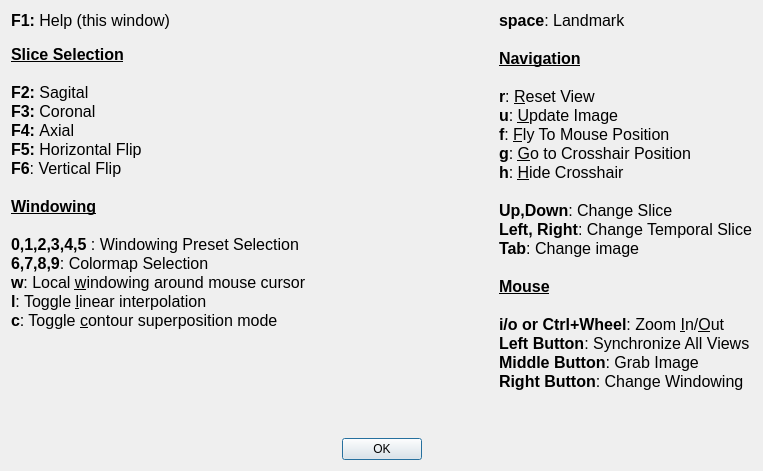
Qt form vv/qt_ui/vvHelpDialog.ui (open-vv/vv) before a commit.
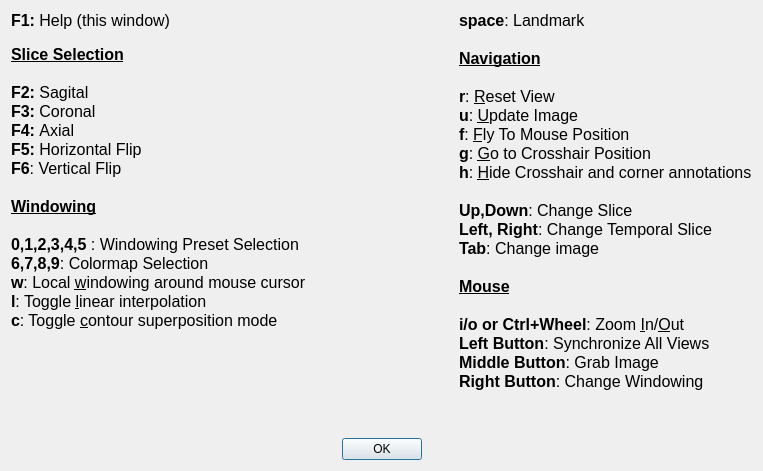
The same form after that commit.

Commit message: h now hides corner annotations as well

```diff
--- a/vv/qt_ui/vvHelpDialog.ui
+++ b/vv/qt_ui/vvHelpDialog.ui
@@ -74,7 +74,7 @@
 &lt;p style=&quot; margin-top:0px; margin-bottom:0px; margin-left:0px; margin-right:0px; -qt-block-indent:0; text-indent:0px;&quot;&gt;&lt;span style=&quot; font-size:12pt; font-weight:600;&quot;&gt;u&lt;/span&gt;&lt;span style=&quot; font-size:12pt;&quot;&gt;: &lt;/span&gt;&lt;span style=&quot; font-size:12pt; text-decoration: underline;&quot;&gt;U&lt;/span&gt;&lt;span style=&quot; font-size:12pt;&quot;&gt;pdate Image&lt;/span&gt;&lt;/p&gt;
 &lt;p style=&quot; margin-top:0px; margin-bottom:0px; margin-left:0px; margin-right:0px; -qt-block-indent:0; text-indent:0px;&quot;&gt;&lt;span style=&quot; font-size:12pt; font-weight:600;&quot;&gt;f&lt;/span&gt;&lt;span style=&quot; font-size:12pt;&quot;&gt;: &lt;/span&gt;&lt;span style=&quot; font-size:12pt; text-decoration: underline;&quot;&gt;F&lt;/span&gt;&lt;span style=&quot; font-size:12pt;&quot;&gt;ly To Mouse Position&lt;/span&gt;&lt;/p&gt;
 &lt;p style=&quot; margin-top:0px; margin-bottom:0px; margin-left:0px; margin-right:0px; -qt-block-indent:0; text-indent:0px;&quot;&gt;&lt;span style=&quot; font-size:12pt; font-weight:600;&quot;&gt;g&lt;/span&gt;&lt;span style=&quot; font-size:12pt;&quot;&gt;: &lt;/span&gt;&lt;span style=&quot; font-size:12pt; text-decoration: underline;&quot;&gt;G&lt;/span&gt;&lt;span style=&quot; font-size:12pt;&quot;&gt;o to Crosshair Position&lt;/span&gt;&lt;/p&gt;
-&lt;p style=&quot; margin-top:0px; margin-bottom:0px; margin-left:0px; margin-right:0px; -qt-block-indent:0; text-indent:0px;&quot;&gt;&lt;span style=&quot; font-size:12pt; font-weight:600;&quot;&gt;h&lt;/span&gt;&lt;span style=&quot; font-size:12pt;&quot;&gt;: &lt;/span&gt;&lt;span style=&quot; font-size:12pt; text-decoration: underline;&quot;&gt;H&lt;/span&gt;&lt;span style=&quot; font-size:12pt;&quot;&gt;ide Crosshair&lt;/span&gt;&lt;/p&gt;
+&lt;p style=&quot; margin-top:0px; margin-bottom:0px; margin-left:0px; margin-right:0px; -qt-block-indent:0; text-indent:0px;&quot;&gt;&lt;span style=&quot; font-size:12pt; font-weight:600;&quot;&gt;h&lt;/span&gt;&lt;span style=&quot; font-size:12pt;&quot;&gt;: &lt;/span&gt;&lt;span style=&quot; font-size:12pt; text-decoration: underline;&quot;&gt;H&lt;/span&gt;&lt;span style=&quot; font-size:12pt;&quot;&gt;ide Crosshair and corner annotations&lt;/span&gt;&lt;/p&gt;
 &lt;p style=&quot;-qt-paragraph-type:empty; margin-top:0px; margin-bottom:0px; margin-left:0px; margin-right:0px; -qt-block-indent:0; text-indent:0px; font-size:12pt;&quot;&gt;&lt;/p&gt;
 &lt;p style=&quot; margin-top:0px; margin-bottom:0px; margin-left:0px; margin-right:0px; -qt-block-indent:0; text-indent:0px;&quot;&gt;&lt;span style=&quot; font-size:12pt; font-weight:600;&quot;&gt;Up,Down&lt;/span&gt;&lt;span style=&quot; font-size:12pt;&quot;&gt;: Change Slice&lt;/span&gt;&lt;/p&gt;
 &lt;p style=&quot; margin-top:0px; margin-bottom:0px; margin-left:0px; margin-right:0px; -qt-block-indent:0; text-indent:0px;&quot;&gt;&lt;span style=&quot; font-size:12pt; font-weight:600;&quot;&gt;Left, Right&lt;/span&gt;&lt;span style=&quot; font-size:12pt;&quot;&gt;: Change Temporal Slice&lt;/span&gt;&lt;/p&gt;
```
The commit also changes 4 other files.
